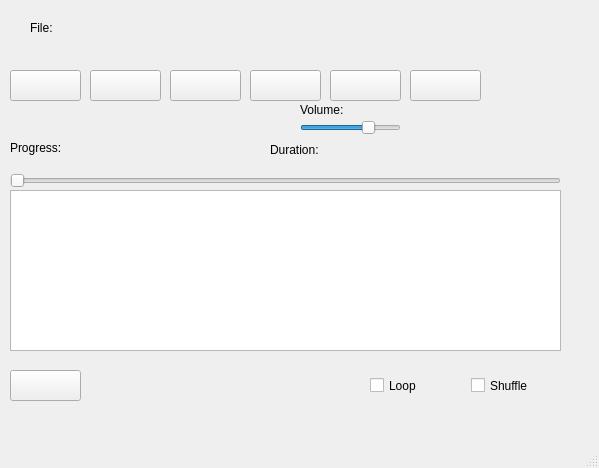
Old version of the form mainwindow.ui in the repository PutintsevIvan/QtMediaPlayer.
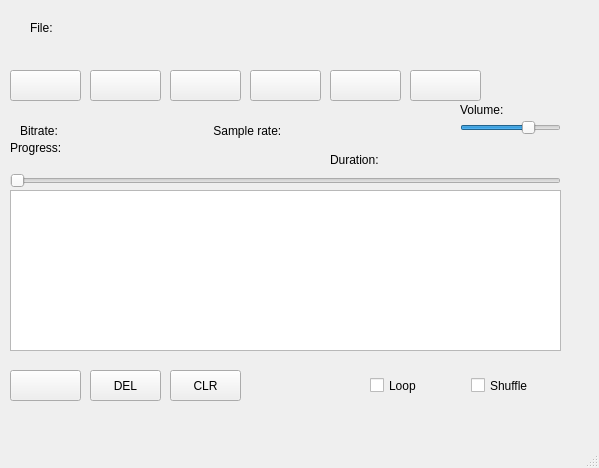
New version of the form.

Commit message: CLR & DEL DONE

```diff
--- a/mainwindow.ui
+++ b/mainwindow.ui
@@ -108,7 +108,7 @@
    <widget class="QSlider" name="horizontalSliderVolume">
     <property name="geometry">
      <rect>
-      <x>300</x>
+      <x>460</x>
       <y>120</y>
       <width>101</width>
       <height>16</height>
@@ -124,7 +124,7 @@
    <widget class="QLabel" name="labelVolume">
     <property name="geometry">
      <rect>
-      <x>300</x>
+      <x>460</x>
       <y>100</y>
       <width>101</width>
       <height>20</height>
@@ -150,8 +150,8 @@
    <widget class="QLabel" name="labelDuration">
     <property name="geometry">
      <rect>
-      <x>270</x>
-      <y>140</y>
+      <x>330</x>
+      <y>150</y>
       <width>271</width>
       <height>20</height>
      </rect>
@@ -225,6 +225,58 @@
      <string>Shuffle</string>
     </property>
    </widget>
+   <widget class="QLabel" name="labelBitrate">
+    <property name="geometry">
+     <rect>
+      <x>20</x>
+      <y>120</y>
+      <width>181</width>
+      <height>21</height>
+     </rect>
+    </property>
+    <property name="text">
+     <string>Bitrate:</string>
+    </property>
+   </widget>
+   <widget class="QLabel" name="labelSampleRate">
+    <property name="geometry">
+     <rect>
+      <x>210</x>
+      <y>120</y>
+      <width>201</width>
+      <height>21</height>
+     </rect>
+    </property>
+    <property name="text">
+     <string> Sample rate: </string>
+    </property>
+   </widget>
+   <widget class="QPushButton" name="pushButtonDel">
+    <property name="geometry">
+     <rect>
+      <x>90</x>
+      <y>370</y>
+      <width>71</width>
+      <height>31</height>
+     </rect>
+    </property>
+    <property name="text">
+     <string>DEL</string>
+    </property>
+   </widget>
+   <widget class="QPushButton" name="pushButtonClr">
+    <property name="geometry">
+     <rect>
+      <x>170</x>
+      <y>370</y>
+      <width>71</width>
+      <height>31</height>
+     </rect>
+    </property>
+    <property name="text">
+     <string>CLR</string>
+    </property>
+   </widget>
   </widget>
   <widget class="QMenuBar" name="menubar">
    <property name="geometry">
```
The commit also changes 2 other files.
